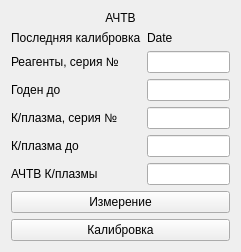
Qt form choisedialog/ko2.ui (krang4d/Agrekola) before a commit.
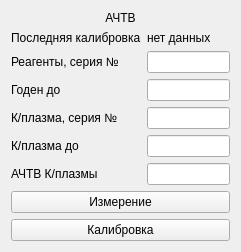
The same form after that commit.

The edit to the form file:
```diff
--- a/choisedialog/ko2.ui
+++ b/choisedialog/ko2.ui
@@ -57,7 +57,7 @@
         </size>
        </property>
        <property name="text">
-        <string>Date</string>
+        <string>нет данных</string>
        </property>
       </widget>
      </item>
```
